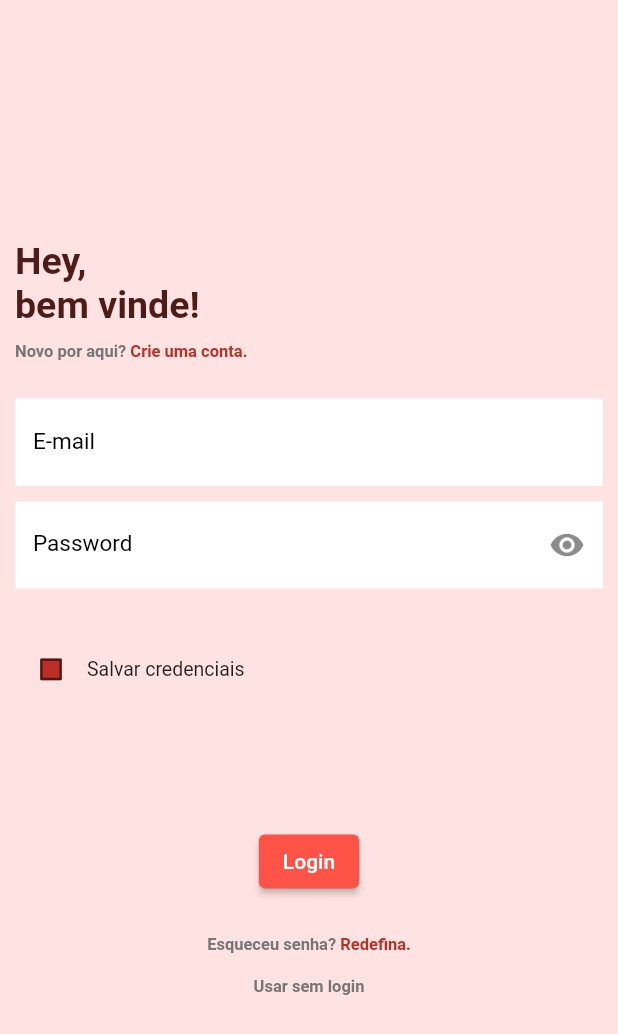
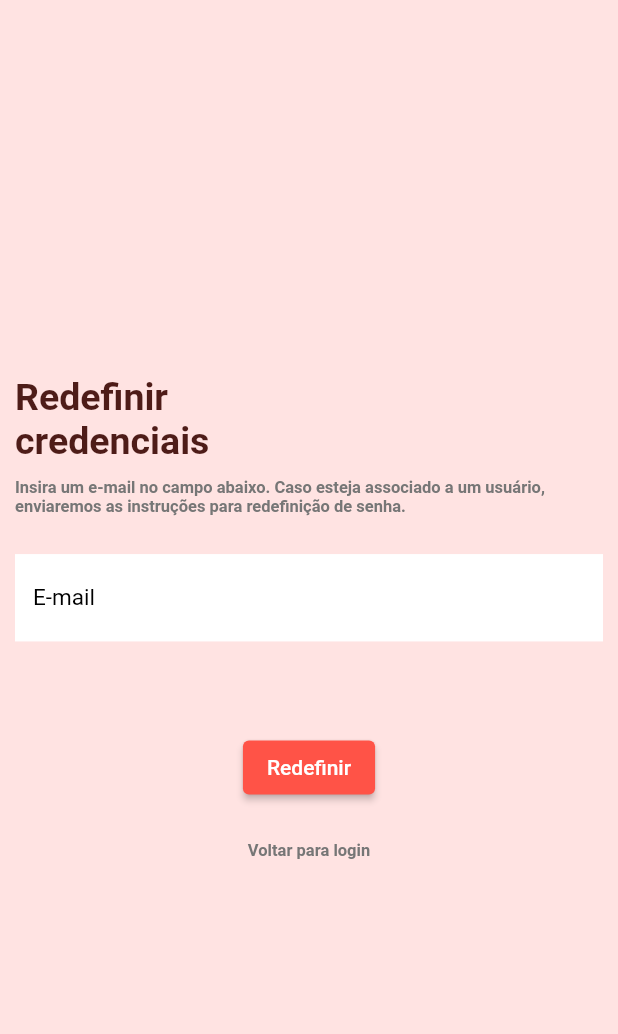
Before and after one commit to diegofilbal/pocketcheff_frontend, a Flutter app: the LoginScreen screen opened directly, after a tap on "Redefina.", on a phone screen of 412 x 824 dp. Shown: the top 1034 px of the screen. Run offline on Flutter 3.47's test engine with Material 2 defaults, Android fonts, the phone set to English and light mode, and no system bars; our stand-ins replace flutter_svg.

Commit message:
Work in progress: reset password page

```diff
--- a/lib/screens/login/login_screen.dart
+++ b/lib/screens/login/login_screen.dart
@@ -1,5 +1,6 @@
 import 'package:flutter/cupertino.dart';
 import 'package:flutter/material.dart';
+import 'package:pockectcheff/screens/login/reset_password_screen.dart';
 
 class LoginScreen extends StatefulWidget {
   const LoginScreen({super.key});
@@ -97,7 +98,7 @@ class _LoginScreenState extends State<LoginScreen> {
                   child: Column(
                     children: <Widget>[
                       TextFormField(
-                        cursorColor:Color.fromARGB(255, 185, 48, 39),
+                        cursorColor: Color.fromARGB(255, 185, 48, 39),
                         keyboardType: TextInputType.emailAddress,
                         decoration: const InputDecoration(
                           filled: true,
@@ -122,10 +123,12 @@ class _LoginScreenState extends State<LoginScreen> {
                           }
                         },
                       ),
-                      SizedBox(height: 10,),
+                      SizedBox(
+                        height: 10,
+                      ),
                       TextFormField(
                         obscureText: _isObscure,
-                        cursorColor:Color.fromARGB(255, 185, 48, 39),
+                        cursorColor: Color.fromARGB(255, 185, 48, 39),
                         keyboardType: TextInputType.visiblePassword,
                         decoration: InputDecoration(
                           filled: true,
@@ -137,7 +140,9 @@ class _LoginScreenState extends State<LoginScreen> {
                             fontSize: 15,
                           ),
                           suffixIcon: IconButton(
-                            icon: Icon(_isObscure ? Icons.visibility : Icons.visibility_off),
+                              icon: Icon(_isObscure
+                                  ? Icons.visibility
+                                  : Icons.visibility_off),
                               onPressed: () {
                                 setState(() {
                                   _isObscure = !_isObscure;
@@ -182,7 +187,11 @@ class _LoginScreenState extends State<LoginScreen> {
                                   },
                                 ),
                               ),
-                              Expanded(child: Text("Salvar credenciais", style: TextStyle(fontSize: 13),)),
+                              Expanded(
+                                  child: Text(
+                                "Salvar credenciais",
+                                style: TextStyle(fontSize: 13),
+                              )),
                             ],
                           ),
                         ),
@@ -201,7 +210,8 @@ class _LoginScreenState extends State<LoginScreen> {
                       SizedBox(
                         height: 25,
                       ),
-                      Row(mainAxisAlignment: MainAxisAlignment.center,
+                      Row(
+                        mainAxisAlignment: MainAxisAlignment.center,
                         children: [
                           Text(
                             "Esqueceu senha? ",
@@ -220,7 +230,14 @@ class _LoginScreenState extends State<LoginScreen> {
                                 fontSize: 11,
                               ),
                             ),
-                              onTap: () => {}),
+                            onTap: () => Navigator.push(
+                              context,
+                              MaterialPageRoute(
+                                builder: (context) =>
+                                    const ResetPasswordScreen(),
+                              ),
+                            ),
+                          ),
                         ],
                       ),
                       SizedBox(
--- a/lib/screens/login/reset_password_screen.dart
+++ b/lib/screens/login/reset_password_screen.dart
@@ -0,0 +1,131 @@
+import 'package:flutter/material.dart';
+import 'package:pockectcheff/screens/login/login_screen.dart';
+
+class ResetPasswordScreen extends StatefulWidget {
+  const ResetPasswordScreen({super.key});
+
+  @override
+  State<ResetPasswordScreen> createState() => _ResetPasswordScreenState();
+}
+
+class _ResetPasswordScreenState extends State<ResetPasswordScreen> {
+  TextEditingController emailController = TextEditingController();
+  final GlobalKey<FormState> _formKey = GlobalKey();
+
+  @override
+  Widget build(BuildContext context) {
+    return Scaffold(
+      backgroundColor: Color.fromRGBO(255, 227, 226, 1),
+      body: Padding(
+        padding: const EdgeInsets.fromLTRB(
+          10,
+          0,
+          10,
+          0,
+        ),
+        child: Center(
+          child: SingleChildScrollView(
+            child: Column(
+              children: [
+                Align(
+                  alignment: Alignment.centerLeft,
+                  child: Text(
+                    "Redefinir",
+                    style: TextStyle(
+                      fontSize: 25,
+                      fontWeight: FontWeight.bold,
+                      color: Color.fromARGB(255, 78, 28, 24),
+                    ),
+                  ),
+                ),
+                Align(
+                  alignment: Alignment.centerLeft,
+                  child: Text(
+                    "credenciais",
+                    style: TextStyle(
+                      fontSize: 25,
+                      fontWeight: FontWeight.bold,
+                      color: Color.fromARGB(255, 78, 28, 24),
+                    ),
+                  ),
+                ),
+                SizedBox(
+                  height: 10,
+                ),
+                Text(
+                  "Insira um e-mail no campo abaixo. Caso esteja associado a um usuário, enviaremos as instruções para redefinição de senha.",
+                  style: TextStyle(
+                    color: Color.fromARGB(255, 118, 118, 118),
+                    fontWeight: FontWeight.bold,
+                    fontSize: 11,
+                  ),
+                ),
+                SizedBox(
+                  height: 25,
+                ),
+                Form(
+                  key: _formKey,
+                  child: TextFormField(
+                    cursorColor: Color.fromARGB(255, 185, 48, 39),
+                    keyboardType: TextInputType.emailAddress,
+                    decoration: const InputDecoration(
+                      filled: true,
+                      fillColor: Colors.white,
+                      border: InputBorder.none,
+                      labelText: "E-mail",
+                      labelStyle: TextStyle(
+                        color: Colors.black,
+                        fontSize: 15,
+                      ),
+                    ),
+                    controller: emailController,
+                    style: TextStyle(
+                      color: Color.fromARGB(255, 0, 0, 0),
+                    ),
+                    textAlign: TextAlign.center,
+                    validator: (value) {
+                      if (value!.isEmpty) {
+                        return "Insert your email";
+                      } else {
+                        return null;
+                      }
+                    },
+                  ),
+                ),
+                        SizedBox(
+                          height: 60,
+                        ),
+                        ButtonTheme(
+                          child: ElevatedButton(
+                            style: ElevatedButton.styleFrom(
+                                primary: Color.fromRGBO(255, 83, 71, 1)),
+                            onPressed: () {},
+                            child: Text("Redefinir"),
+                          ),
+                        ),
+                        SizedBox(
+                          height: 25,
+                        ),
+                        InkWell(
+                            child: new Text(
+                              'Voltar para login',
+                              style: TextStyle(
+                                color: Color.fromARGB(255, 118, 118, 118),
+                                fontWeight: FontWeight.bold,
+                                fontSize: 11,
+                              ),
+                            ),
+                            onTap: () => Navigator.push(
+                          context,
+                          MaterialPageRoute(
+                            builder: (context) => const LoginScreen(),
+                          ),
+                        )),
+              ],
+            ),
+          ),
+        ),
+      ),
+    );
+  }
+}
```
Lines whose indentation alone changed are shown as unchanged.
